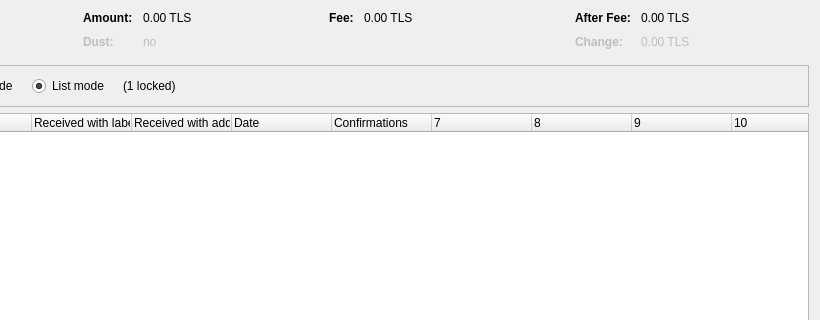
Above: src/qt/forms/coincontroldialog.ui from zachchan105/slimecoin before the change; both pictures show x 180 to 1000 and y 0 to 320 of the 1000 by 500 pixel window. Below: the same form after it.
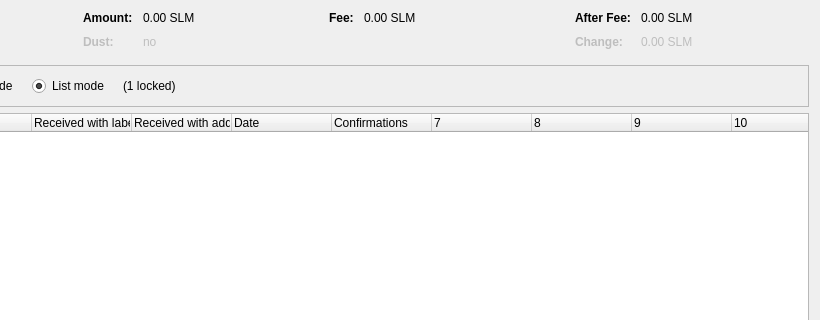
That is the form after the change. Custom widgets are drawn as their Qt base class.

Diff of the .ui file:
```diff
--- a/src/qt/forms/coincontroldialog.ui
+++ b/src/qt/forms/coincontroldialog.ui
@@ -132,7 +132,7 @@
           <enum>Qt::ActionsContextMenu</enum>
          </property>
          <property name="text">
-          <string notr="true">0.00 TLS</string>
+          <string notr="true">0.00 SLM</string>
          </property>
          <property name="textInteractionFlags">
           <set>Qt::LinksAccessibleByMouse|Qt::TextSelectableByKeyboard|Qt::TextSelectableByMouse</set>
@@ -212,7 +212,7 @@
           <enum>Qt::ActionsContextMenu</enum>
          </property>
          <property name="text">
-          <string notr="true">0.00 TLS</string>
+          <string notr="true">0.00 SLM</string>
          </property>
          <property name="textInteractionFlags">
           <set>Qt::LinksAccessibleByMouse|Qt::TextSelectableByKeyboard|Qt::TextSelectableByMouse</set>
@@ -257,7 +257,7 @@
           <enum>Qt::ActionsContextMenu</enum>
          </property>
          <property name="text">
-          <string notr="true">0.00 TLS</string>
+          <string notr="true">0.00 SLM</string>
          </property>
          <property name="textInteractionFlags">
           <set>Qt::LinksAccessibleByMouse|Qt::TextSelectableByKeyboard|Qt::TextSelectableByMouse</set>
@@ -292,7 +292,7 @@
           <enum>Qt::ActionsContextMenu</enum>
          </property>
          <property name="text">
-          <string notr="true">0.00 TLS</string>
+          <string notr="true">0.00 SLM</string>
          </property>
          <property name="textInteractionFlags">
           <set>Qt::LinksAccessibleByMouse|Qt::TextSelectableByKeyboard|Qt::TextSelectableByMouse</set>
```
